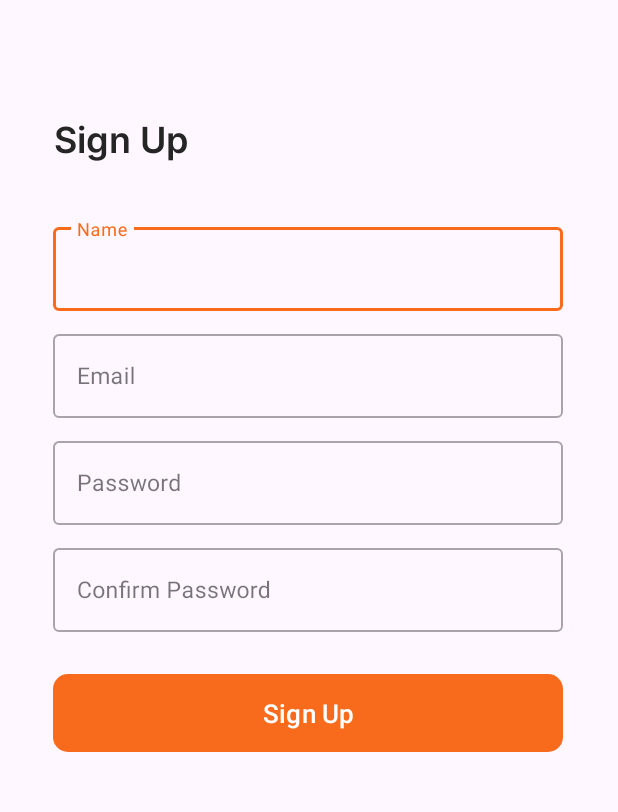
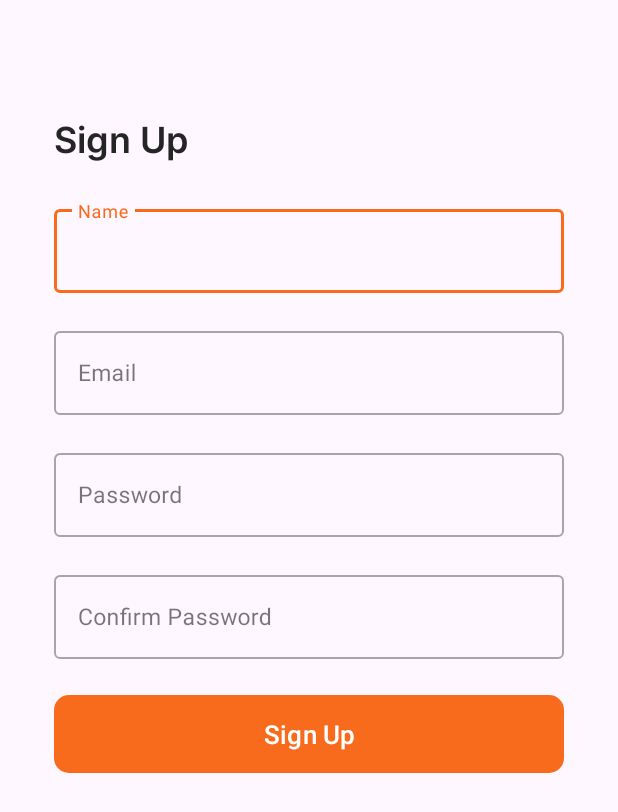
Before and after one commit to hngx-org/Curation-AI, an Android app: the layout fragment_email_auth_screen.xml on its own in the app's theme, with its tools: preview values and no code run, on a phone screen of 412 x 824 dp. Shown: the top 812 px of the screen. Run offline under Robolectric (Android 15) with nearby library versions, the phone set to English and light mode, and no system bars.

Commit message:
auth implementation done ..

```diff
--- a/app/build.gradle.kts
+++ b/app/build.gradle.kts
@@ -10,7 +10,7 @@ android {
 
     defaultConfig {
         applicationId = "com.panther.contentai"
-        minSdk = 24
+        minSdk = 26
         targetSdk = 34
         versionCode = 1
         versionName = "1.0"
--- a/app/src/main/AndroidManifest.xml
+++ b/app/src/main/AndroidManifest.xml
@@ -1,6 +1,8 @@
 <?xml version="1.0" encoding="utf-8"?>
 <manifest xmlns:android="http://schemas.android.com/apk/res/android"
     xmlns:tools="http://schemas.android.com/tools">
+
+    <uses-permission android:name="android.permission.INTERNET"/>
 
     <application
         android:allowBackup="true"
--- a/app/src/main/java/com/panther/contentai/OnboardingScreen.kt
+++ b/app/src/main/java/com/panther/contentai/OnboardingScreen.kt
@@ -7,6 +7,8 @@ import android.view.View
 import android.view.ViewGroup
 import androidx.navigation.fragment.findNavController
 import com.panther.contentai.databinding.FragmentOnboardingScreenBinding
+import kotlinx.coroutines.Dispatchers
+import kotlinx.coroutines.withContext
 
 
 class OnboardingScreen : Fragment() {
@@ -31,6 +33,7 @@ class OnboardingScreen : Fragment() {
     override fun onViewCreated(view: View, savedInstanceState: Bundle?) {
         super.onViewCreated(view, savedInstanceState)
         binding.btnGetStarted.setOnClickListener {
+            CuratorSharedPreference().updateSharedPref(false)
             val route = OnboardingScreenDirections.actionOnboardingScreenToSigninScreen()
             findNavController().navigate(route)
         }
--- a/app/src/main/java/com/panther/contentai/SigninScreen.kt
+++ b/app/src/main/java/com/panther/contentai/SigninScreen.kt
@@ -36,6 +36,10 @@ class SigninScreen : Fragment() {
             val route = SigninScreenDirections.actionSigninScreenToEmailAuthScreen()
             findNavController().navigate(route)
         }
+        binding.loginText.setOnClickListener {
+            val route = SigninScreenDirections.actionSigninScreenToLogIn()
+            findNavController().navigate(route)
+        }
     }
 
 
--- a/app/src/main/res/layout/fragment_email_auth_screen.xml
+++ b/app/src/main/res/layout/fragment_email_auth_screen.xml
@@ -23,18 +23,18 @@
     <com.google.android.material.textfield.TextInputLayout
         android:id="@+id/nameLayout"
         style="@style/Widget.MaterialComponents.TextInputLayout.OutlinedBox"
-        android:layout_width="340dp"
+        android:layout_width="0dp"
         android:layout_height="wrap_content"
-        android:layout_marginStart="35dp"
-        android:layout_marginTop="36dp"
+        android:layout_marginHorizontal="36dp"
+        android:layout_marginTop="24dp"
         android:hint="Name"
-        android:paddingBottom="20dp"
+        app:layout_constraintEnd_toEndOf="parent"
         app:layout_constraintStart_toStartOf="parent"
         app:layout_constraintTop_toBottomOf="@+id/signup_tv">
 
         <com.google.android.material.textfield.TextInputEditText
             android:id="@+id/editTextName"
-            android:layout_width="340dp"
+            android:layout_width="match_parent"
             android:layout_height="wrap_content"
             android:inputType="text"
             android:maxLines="1"
@@ -44,13 +44,12 @@
     <com.google.android.material.textfield.TextInputLayout
         android:id="@+id/emailLayout"
         style="@style/Widget.MaterialComponents.TextInputLayout.OutlinedBox"
-        android:layout_width="340dp"
+        android:layout_width="0dp"
         android:layout_height="wrap_content"
-        android:layout_marginStart="35dp"
-        android:layout_marginTop="-10dp"
+        android:layout_marginTop="20dp"
         android:hint="Email"
-        android:paddingBottom="20dp"
-        app:layout_constraintStart_toStartOf="parent"
+        app:layout_constraintEnd_toEndOf="@+id/nameLayout"
+        app:layout_constraintStart_toStartOf="@+id/nameLayout"
         app:layout_constraintTop_toBottomOf="@+id/nameLayout">
 
         <com.google.android.material.textfield.TextInputEditText
@@ -65,13 +64,12 @@
     <com.google.android.material.textfield.TextInputLayout
         android:id="@+id/confirmPasswordLayout"
         style="@style/Widget.MaterialComponents.TextInputLayout.OutlinedBox"
-        android:layout_width="340dp"
+        android:layout_width="0dp"
         android:layout_height="wrap_content"
-        android:layout_marginStart="35dp"
-        android:layout_marginTop="-10dp"
+        android:layout_marginTop="20dp"
         android:hint="Confirm Password"
-        android:paddingBottom="20dp"
-        app:layout_constraintStart_toStartOf="parent"
+        app:layout_constraintEnd_toEndOf="@+id/nameLayout"
+        app:layout_constraintStart_toStartOf="@+id/nameLayout"
         app:layout_constraintTop_toBottomOf="@+id/messageLayout">
 
         <com.google.android.material.textfield.TextInputEditText
@@ -86,13 +84,12 @@
     <com.google.android.material.textfield.TextInputLayout
         android:id="@+id/messageLayout"
         style="@style/Widget.MaterialComponents.TextInputLayout.OutlinedBox"
-        android:layout_width="340dp"
+        android:layout_width="0dp"
         android:layout_height="wrap_content"
-        android:layout_marginStart="35dp"
-        android:layout_marginTop="-10dp"
+        android:layout_marginTop="20dp"
         android:hint="Password"
-        android:paddingBottom="20dp"
-        app:layout_constraintStart_toStartOf="parent"
+        app:layout_constraintEnd_toEndOf="@+id/nameLayout"
+        app:layout_constraintStart_toStartOf="@+id/nameLayout"
         app:layout_constraintTop_toBottomOf="@+id/emailLayout">
 
         <com.google.android.material.textfield.TextInputEditText
@@ -106,16 +103,26 @@
 
     <Button
         android:id="@+id/sign_up_btn"
-        android:layout_width="340dp"
+        android:layout_width="0dp"
         android:layout_height="60dp"
-        android:layout_marginStart="35dp"
-        android:layout_marginTop="4dp"
+        android:layout_marginTop="20dp"
         android:layout_weight="1"
         android:text="@string/sign_up"
         android:textSize="17sp"
         app:cornerRadius="10dp"
-        app:layout_constraintStart_toStartOf="parent"
+        app:layout_constraintEnd_toEndOf="@+id/nameLayout"
+        app:layout_constraintStart_toStartOf="@+id/nameLayout"
         app:layout_constraintTop_toBottomOf="@+id/confirmPasswordLayout" />
 
+    <ProgressBar
+        android:id="@+id/progressBar"
+        android:layout_width="wrap_content"
+        android:layout_height="wrap_content"
+        android:layout_marginTop="8dp"
+        android:progressDrawable="@drawable/loading_anim"
+        android:visibility="invisible"
+        app:layout_constraintEnd_toEndOf="@+id/sign_up_btn"
+        app:layout_constraintStart_toStartOf="@+id/sign_up_btn"
+        app:layout_constraintTop_toBottomOf="@+id/sign_up_btn" />
 
 </androidx.constraintlayout.widget.ConstraintLayout>
--- a/app/src/main/res/values/strings.xml
+++ b/app/src/main/res/values/strings.xml
@@ -9,7 +9,8 @@
     <string name="email_signup">Sign up with Email</string>
     <string name="continue_with_google">Continue with Google</string>
     <string name="sign_up">Sign Up</string>
-    <string name="login">Already have an account?<u>Login</u> </string>
+    <string name="sign_in">Sign In</string>
+    <string name="login">Already have an account? <u>Login</u> </string>
 
 
 </resources>
```
Also changed, not shown: app/src/main/java/com/panther/contentai/CuratorSharedPreference.kt (added, +30 -0 lines), app/src/main/java/com/panther/contentai/EmailAuthScreen.kt (+83 -8 lines), app/src/main/java/com/panther/contentai/LogIn.kt (+64 -7 lines), app/src/main/java/com/panther/contentai/MainActivity.kt (+33 -0 lines), app/src/main/java/com/panther/contentai/arch_comp/CuratorViewModel.kt (added, +95 -0 lines), app/src/main/java/com/panther/contentai/util/Resource.kt (added, +7 -0 lines), app/src/main/res/layout/fragment_log_in.xml (+25 -15 lines), app/src/main/res/layout/fragment_signin_screen.xml (+6 -2 lines), app/src/main/res/navigation/nav_graph.xml (+12 -0 lines).
